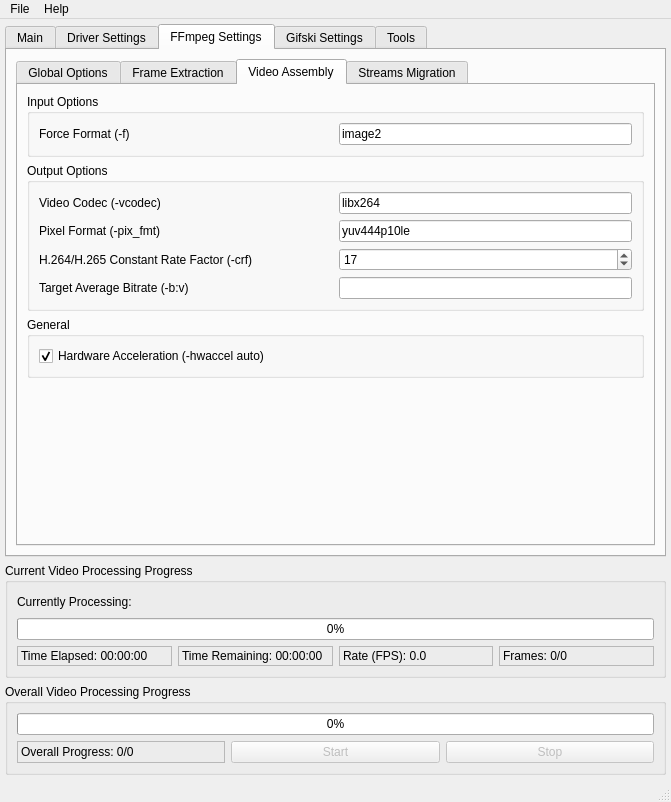
Above: src/video2x_gui.ui from k4yt3x/video2x before the change. Below: the same form after it.
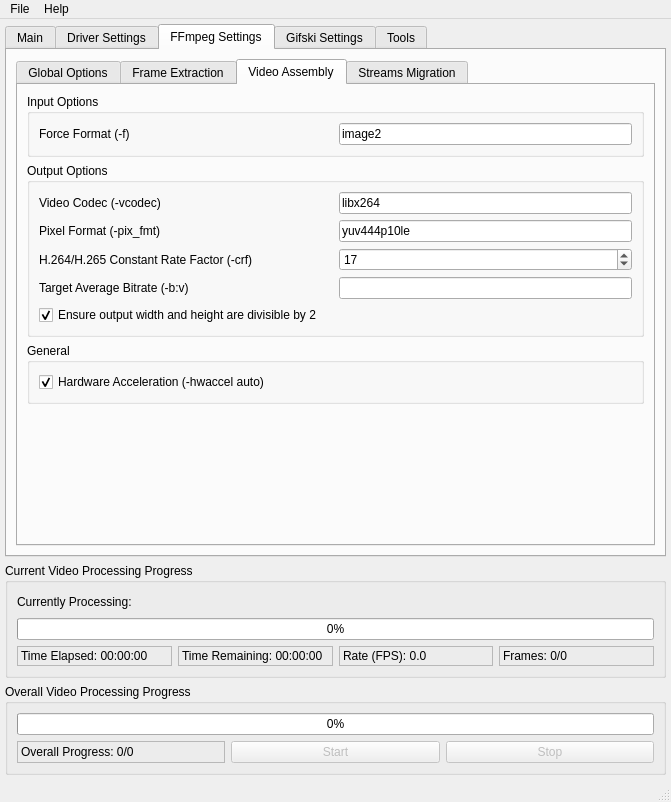
That is the form after the change. The open tabs and pages were chosen to show the change.

Commit message: added checkbox to ensure width and height are divisible by 2

```diff
--- a/src/video2x_gui.ui
+++ b/src/video2x_gui.ui
@@ -1930,6 +1930,16 @@
                  </item>
                 </layout>
                </item>
+               <item>
+                <widget class="QCheckBox" name="ffmpegAssembleVideoOutputOptionsEnsureDivisibleCheckBox">
+                 <property name="text">
+                  <string>Ensure output width and height are divisible by 2</string>
+                 </property>
+                 <property name="checked">
+                  <bool>true</bool>
+                 </property>
+                </widget>
+               </item>
               </layout>
              </widget>
             </item>
```
The commit also changes 3 other files.
